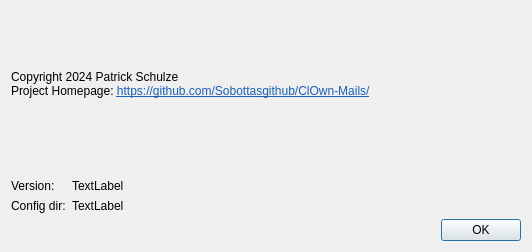
This is src/ui/about_dialog.ui in Sobottasgithub/ClOwn-Mails as Qt 5 draws it before an edit. The edited form follows.
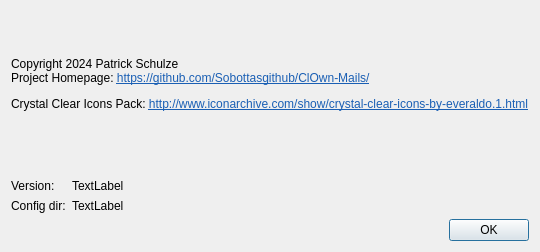
This is the edited form.

Commit message: Add credits to crystal clear icons

Diff of the .ui file:
```diff
--- a/src/ui/about_dialog.ui
+++ b/src/ui/about_dialog.ui
@@ -33,7 +33,7 @@
       </sizepolicy>
      </property>
      <property name="text">
-      <string>&lt;html&gt;&lt;head/&gt;&lt;body&gt;&lt;p&gt;Copyright 2024 Patrick Schulze&lt;br/&gt;Project Homepage: &lt;span style=&quot; text-decoration: underline; color:#1a5fb4;&quot;&gt;https://github.com/Sobottasgithub/ClOwn-Mails/&lt;/span&gt;&lt;/p&gt;&lt;/body&gt;&lt;/html&gt;</string>
+      <string>&lt;html&gt;&lt;head/&gt;&lt;body&gt;&lt;p&gt;Copyright 2024 Patrick Schulze&lt;br/&gt;Project Homepage: &lt;span style=&quot; text-decoration: underline; color:#1a5fb4;&quot;&gt;https://github.com/Sobottasgithub/ClOwn-Mails/&lt;/span&gt;&lt;/p&gt;&lt;p&gt;Crystal Clear Icons Pack: &lt;span style=&quot; text-decoration: underline; color:#1a5fb4;&quot;&gt;http://www.iconarchive.com/show/crystal-clear-icons-by-everaldo.1.html&lt;/span&gt;&lt;/p&gt;&lt;/body&gt;&lt;/html&gt;</string>
      </property>
      <property name="textFormat">
       <enum>Qt::RichText</enum>
```
